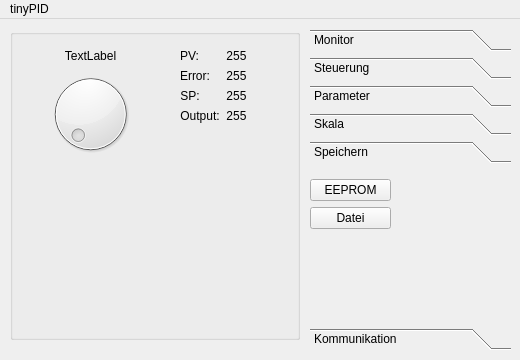
colossus212/tinyPID, file gui/tinyPIDqt/tinypidqt.ui: the form before one commit.
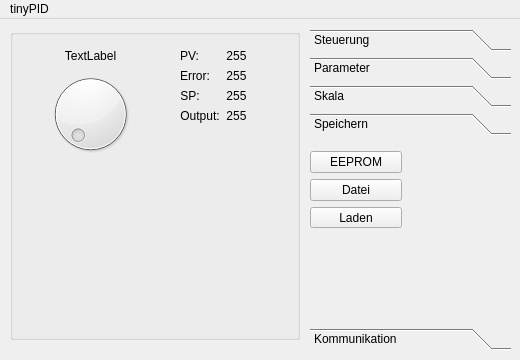
The form after the commit. The open tabs and pages were chosen to show the change.

Commit message: tinyPIDqt: added file load/save and some other improvements

Patch:
```diff
--- a/gui/tinyPIDqt/tinypidqt.ui
+++ b/gui/tinyPIDqt/tinypidqt.ui
@@ -50,19 +50,6 @@
     <property name="currentIndex">
      <number>0</number>
     </property>
-    <widget class="QWidget" name="page_6">
-     <property name="geometry">
-      <rect>
-       <x>0</x>
-       <y>0</y>
-       <width>191</width>
-       <height>155</height>
-      </rect>
-     </property>
-     <attribute name="label">
-      <string>Monitor</string>
-     </attribute>
-    </widget>
     <widget class="QWidget" name="page_5">
      <property name="geometry">
       <rect>
@@ -434,7 +421,7 @@
        <x>0</x>
        <y>0</y>
        <width>191</width>
-       <height>155</height>
+       <height>181</height>
       </rect>
      </property>
      <attribute name="label">
@@ -445,8 +432,8 @@
        <rect>
         <x>0</x>
         <y>10</y>
-        <width>81</width>
-        <height>52</height>
+        <width>92</width>
+        <height>97</height>
        </rect>
       </property>
       <layout class="QVBoxLayout" name="verticalLayout_4">
@@ -464,6 +451,20 @@
          </property>
         </widget>
        </item>
+       <item>
+        <widget class="QPushButton" name="loadButton">
+         <property name="text">
+          <string>Laden</string>
+         </property>
+        </widget>
+       </item>
+       <item>
+        <widget class="QLabel" name="fileLabel">
+         <property name="text">
+          <string/>
+         </property>
+        </widget>
+       </item>
       </layout>
      </widget>
     </widget>
```
Left out of the diff: 8 changed lines with no effect on the pictures. The commit also changes 3 other files.
